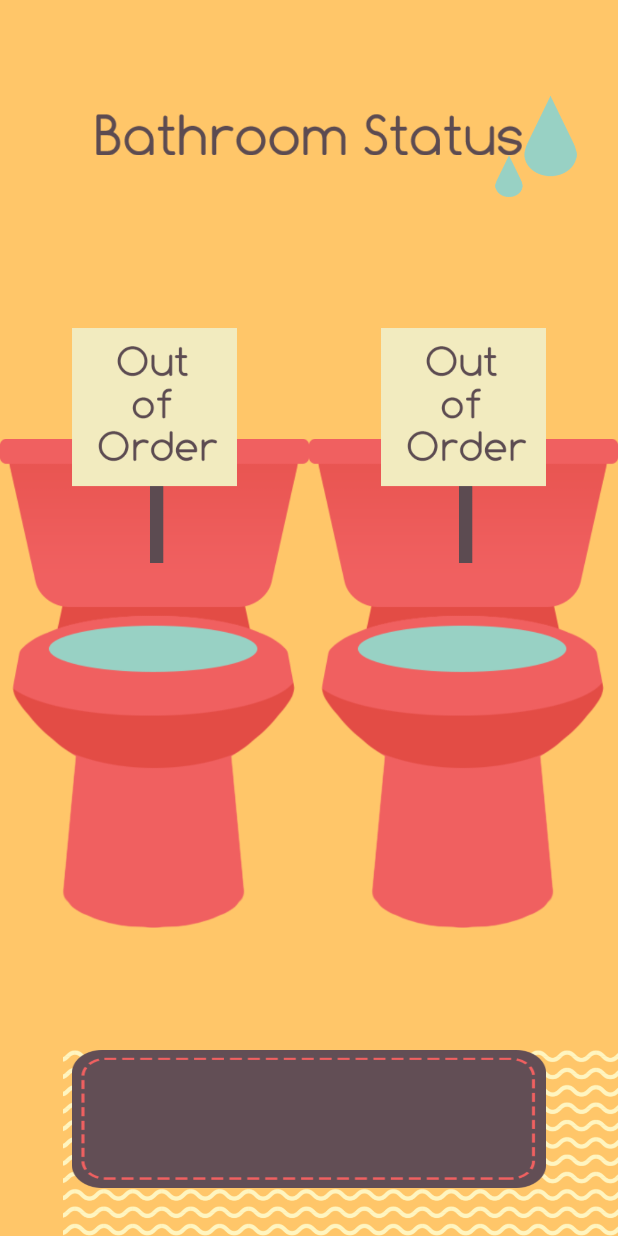
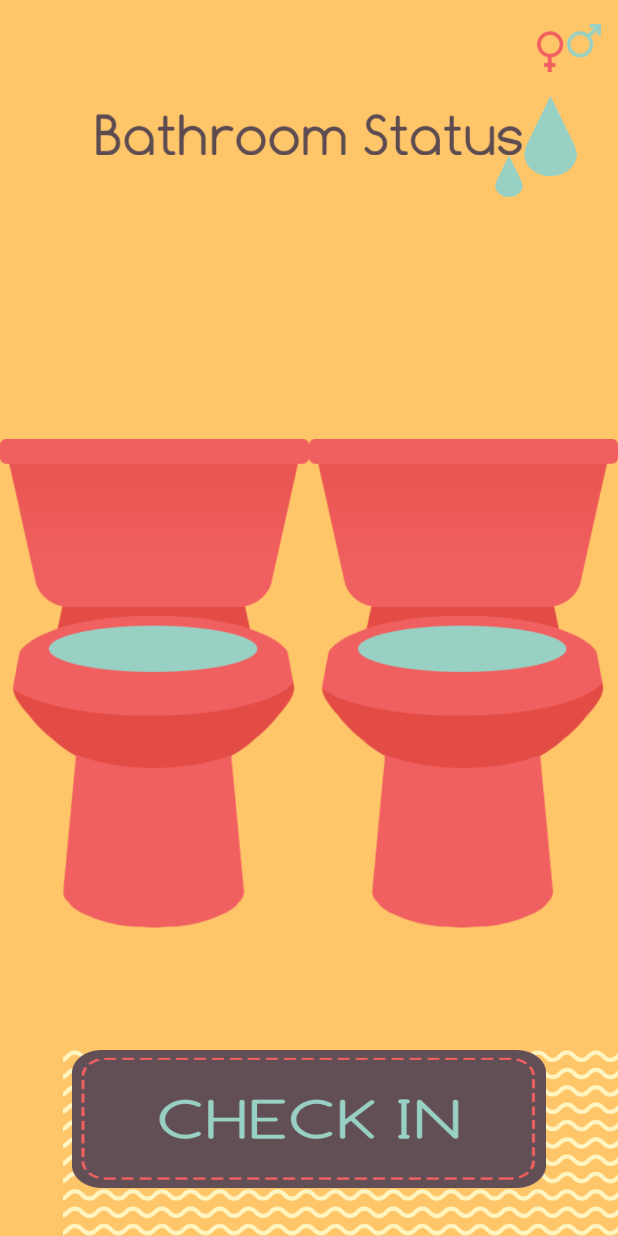
Before and after one commit to jordanribera/PottyTag, an Android app: the StatusActivity screen opened directly, with no data from a screen before it, on a phone screen of 412 x 824 dp. Run offline under Robolectric (Android 15) with nearby library versions, the phone set to English and light mode, and no system bars.

Commit message:
returning stuff for flagging

```diff
--- /dev/null
+++ b/app/src/main/res/drawable/action_button_checkin_states.xml
@@ -0,0 +1,8 @@
+<?xml version="1.0" encoding="utf-8"?>
+<selector xmlns:android="http://schemas.android.com/apk/res/android">
+    <item android:state_pressed="true"
+        android:drawable="@drawable/check_in_button" /> <!-- pressed -->
+    <item android:state_focused="true"
+        android:drawable="@drawable/check_in_button" /> <!-- focused -->
+    <item android:drawable="@drawable/check_in_button" /> <!-- default -->
+</selector>
--- /dev/null
+++ b/app/src/main/res/drawable/action_button_checkout_states.xml
@@ -0,0 +1,8 @@
+<?xml version="1.0" encoding="utf-8"?>
+<selector xmlns:android="http://schemas.android.com/apk/res/android">
+    <item android:state_pressed="true"
+        android:drawable="@drawable/check_out_button" /> <!-- pressed -->
+    <item android:state_focused="true"
+        android:drawable="@drawable/check_out_button" /> <!-- focused -->
+    <item android:drawable="@drawable/check_out_button" /> <!-- default -->
+</selector>
--- a/app/src/main/res/drawable/action_button_states.xml
+++ /dev/null
@@ -1,8 +0,0 @@
-<?xml version="1.0" encoding="utf-8"?>
-<selector xmlns:android="http://schemas.android.com/apk/res/android">
-    <item android:state_pressed="true"
-        android:drawable="@drawable/button" /> <!-- pressed -->
-    <item android:state_focused="true"
-        android:drawable="@drawable/button" /> <!-- focused -->
-    <item android:drawable="@drawable/button" /> <!-- default -->
-</selector>
--- a/app/src/main/res/layout/activity_status.xml
+++ b/app/src/main/res/layout/activity_status.xml
@@ -2,7 +2,8 @@
     xmlns:tools="http://schemas.android.com/tools" android:layout_width="match_parent"
     android:layout_height="match_parent"
     tools:context=".StatusActivity"
-    android:background="#ffffc669">
+    android:background="#ffffc669"
+    android:id="@+id/mainLayout">
 
 
     <ImageView
@@ -24,7 +25,7 @@
         android:layout_centerHorizontal="true"
         android:layout_alignParentEnd="true"
         android:layout_alignParentStart="true"
-        android:src="@drawable/action_button_states"
+        android:src="@drawable/action_button_checkin_states"
         android:layout_marginLeft="48dp"
         android:layout_marginRight="48dp"
         android:layout_marginBottom="32dp"
@@ -99,7 +100,7 @@
             android:paddingStart="48dp"
             android:layout_marginBottom="32dp"
             android:layout_marginTop="-48dp"
-            android:visibility="visible" />
+            android:visibility="invisible" />
 
         <ImageView
             android:layout_width="wrap_content"
@@ -111,7 +112,7 @@
             android:paddingEnd="48dp"
             android:layout_marginTop="-48dp"
             android:layout_marginBottom="32dp"
-            android:visibility="visible" />
+            android:visibility="invisible" />
     </LinearLayout>
 
     <LinearLayout
@@ -130,10 +131,10 @@
             android:id="@+id/leftPooper"
             android:src="@drawable/m_cutiepoo_use"
             android:layout_weight="1"
-            android:paddingEnd="24dp"
-            android:paddingStart="24dp"
-            android:layout_marginBottom="64dp"
-            android:layout_marginTop="-64dp"
+            android:paddingEnd="32dp"
+            android:paddingStart="32dp"
+            android:layout_marginBottom="16dp"
+            android:layout_marginTop="-24dp"
             android:visibility="invisible" />
 
         <ImageView
@@ -142,11 +143,24 @@
             android:id="@+id/rightPooper"
             android:src="@drawable/f_cutiepoo_use"
             android:layout_weight="1"
-            android:paddingStart="48dp"
-            android:paddingEnd="24dp"
-            android:layout_marginTop="-64dp"
-            android:layout_marginBottom="64dp"
+            android:paddingStart="32dp"
+            android:paddingEnd="32dp"
+            android:layout_marginTop="-24dp"
+            android:layout_marginBottom="16dp"
             android:visibility="invisible" />
     </LinearLayout>
 
+    <ImageView
+        android:layout_width="wrap_content"
+        android:layout_height="wrap_content"
+        android:id="@+id/menuButton"
+        android:src="@drawable/menu_button"
+        android:layout_above="@+id/waterDrop"
+        android:layout_alignParentEnd="true"
+        android:layout_alignParentStart="false"
+        android:scaleX="0.5"
+        android:scaleY="0.5"
+        android:layout_marginRight="-24dp"
+        android:onClick="rechooseGender" />
+
 </RelativeLayout>
```
Also changed, not shown: app/src/main/java/net/spiralpower/pottytag/StatusActivity.java (+94 -22 lines), app/src/main/res/drawable/check_in_button.png (added), app/src/main/res/drawable/check_out_button.png (added), app/src/main/res/drawable/menu_button.png (added).
